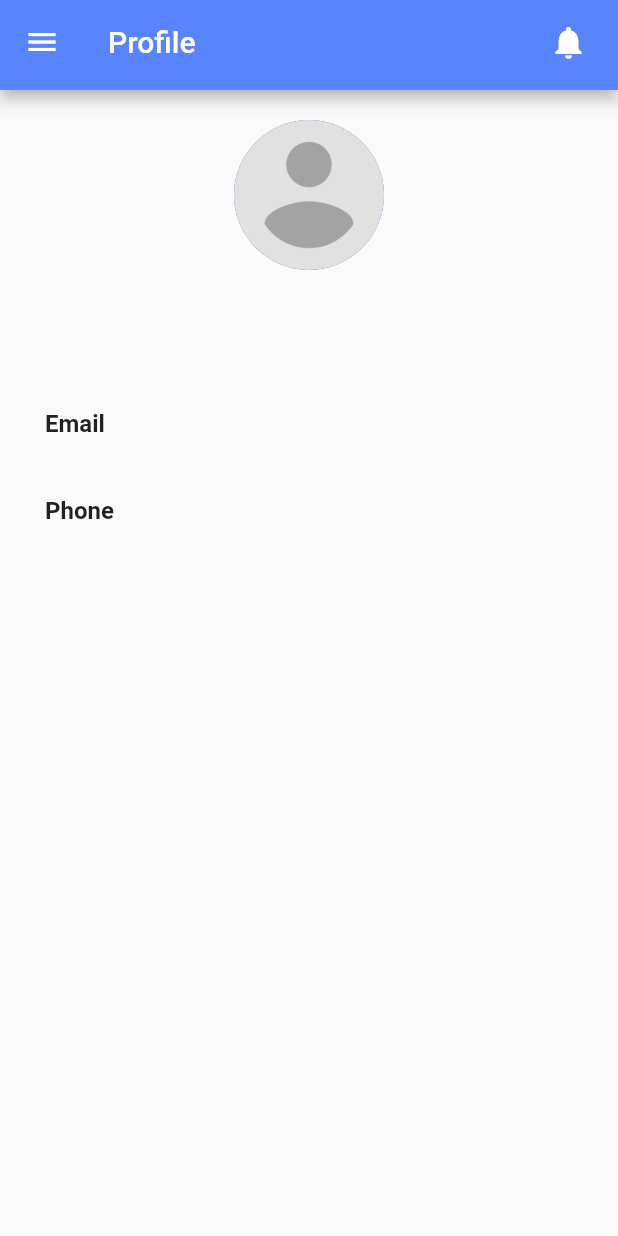
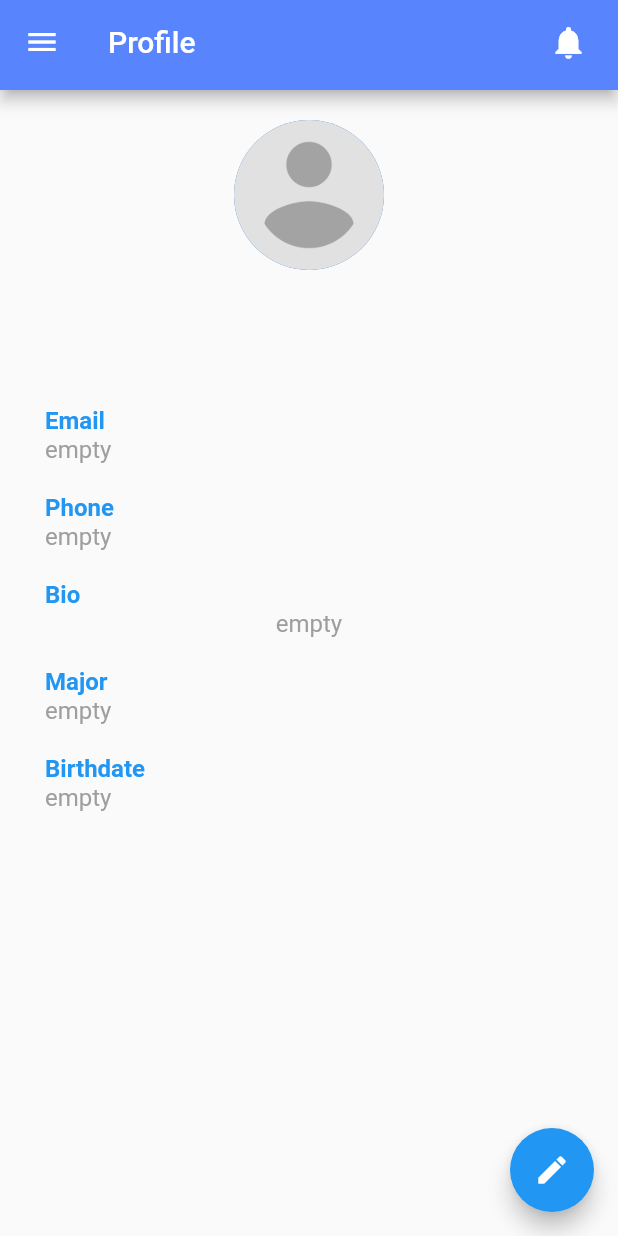
Before and after one commit to Careergy/Careergy-Applicant, a Flutter app: the ProfileScreen screen opened directly, on a phone screen of 412 x 824 dp. Run offline on Flutter 3.47's test engine with Material 2 defaults, Android fonts, the phone set to English and light mode, and no system bars; our stand-ins replace cloud_firestore, firebase_auth, firebase_core, image_picker; missing offline and left inert: dart:html; accounts and stored records are empty.

Commit message:
Edit Profile

```diff
--- a/lib/screens/profile_screen.dart
+++ b/lib/screens/profile_screen.dart
@@ -1,3 +1,4 @@
+import 'package:careergy_mobile/screens/edit_profile_screen.dart';
 import 'package:cloud_firestore/cloud_firestore.dart';
 import 'package:firebase_auth/firebase_auth.dart';
 import 'package:flutter/material.dart';
@@ -20,33 +21,28 @@ class _ProfileScreenState extends State<ProfileScreen> {
   String phone = '';
   String photo = '';
   String bio = '';
-  String burth = '';
+  String birthdate = '';
   String major = '';
   @override
   Widget build(BuildContext context) {
-    if (email == '') {
     users.doc(user!.uid).get().then((DocumentSnapshot ds) {
       if (ds.exists) {
-          print('Document data: ${ds.data()}');
+        // print('Document data: ${ds.data()}');
         setState(() {
           name = ds.data().toString().contains('name') ? ds.get('name') : '';
-            email =
-                ds.data().toString().contains('email') ? ds.get('email') : '';
-            phone =
-                ds.data().toString().contains('phone') ? ds.get('phone') : '';
-            photo =
-                ds.data().toString().contains('photo') ? ds.get('photo') : '';
+          email = ds.data().toString().contains('email') ? ds.get('email') : '';
+          phone = ds.data().toString().contains('phone') ? ds.get('phone') : '';
+          photo = ds.data().toString().contains('photo') ? ds.get('photo') : '';
           bio = ds.data().toString().contains('bio') ? ds.get('bio') : '';
-            burth =
-                ds.data().toString().contains('burth') ? ds.get('burth') : '';
-            major =
-                ds.data().toString().contains('major') ? ds.get('major') : '';
+          birthdate = ds.data().toString().contains('birthdate')
+              ? ds.get('birthdate')
+              : '';
+          major = ds.data().toString().contains('major') ? ds.get('major') : '';
         });
       } else {
         print('Document does not exist on the database');
       }
     });
-    }
 
     // print();
     return Scaffold(
@@ -65,8 +61,8 @@ class _ProfileScreenState extends State<ProfileScreen> {
                   radius: 50,
                   child: ClipOval(
                     child: Image(
-                          image: AssetImage(
-                              'assets/images/avatarPlaceholder.png')),
+                        image:
+                            AssetImage('assets/images/avatarPlaceholder.png')),
                   ),
                 ),
               ),
@@ -77,7 +73,9 @@ class _ProfileScreenState extends State<ProfileScreen> {
                   Text(
                     name,
                     style: const TextStyle(
-                          fontWeight: FontWeight.bold, fontSize: 20),
+                        fontWeight: FontWeight.bold,
+                        fontSize: 18,
+                        color: Colors.blue),
                   )
                 ],
               ),
@@ -90,23 +88,25 @@ class _ProfileScreenState extends State<ProfileScreen> {
                   children: [
                     Row(
                       crossAxisAlignment: CrossAxisAlignment.start,
-                        // mainAxisAlignment: MainAxisAlignment.center,
                       children: const [
                         Text(
                           'Email',
                           style: TextStyle(
-                                fontWeight: FontWeight.bold, fontSize: 16),
+                              fontWeight: FontWeight.bold,
+                              fontSize: 16,
+                              color: Colors.blue),
                         )
                       ],
                     ),
                     Row(
                       crossAxisAlignment: CrossAxisAlignment.start,
-                        // mainAxisAlignment: MainAxisAlignment.center,
                       children: [
                         Text(
-                            email,
-                            style: const TextStyle(
-                                fontWeight: FontWeight.w400, fontSize: 16),
+                          email != '' ? email : 'empty',
+                          style: TextStyle(
+                              fontWeight: FontWeight.w400,
+                              fontSize: 16,
+                              color: email != '' ? Colors.black : Colors.grey),
                         )
                       ],
                     ),
@@ -115,23 +115,102 @@ class _ProfileScreenState extends State<ProfileScreen> {
                     ),
                     Row(
                       crossAxisAlignment: CrossAxisAlignment.start,
-                        // mainAxisAlignment: MainAxisAlignment.center,
                       children: const [
                         Text(
                           'Phone',
                           style: TextStyle(
-                                fontWeight: FontWeight.bold, fontSize: 16),
+                              fontWeight: FontWeight.bold,
+                              fontSize: 16,
+                              color: Colors.blue),
                         )
                       ],
                     ),
                     Row(
                       crossAxisAlignment: CrossAxisAlignment.start,
-                        // mainAxisAlignment: MainAxisAlignment.center,
                       children: [
                         Text(
-                            phone,
-                            style: const TextStyle(
-                                fontWeight: FontWeight.w400, fontSize: 16),
+                          phone != '' ? phone : 'empty',
+                          style: TextStyle(
+                              fontWeight: FontWeight.w400,
+                              fontSize: 16,
+                              color: phone != '' ? Colors.black : Colors.grey),
+                        )
+                      ],
+                    ),
+                    const SizedBox(
+                      height: 20,
+                    ),
+                    Row(
+                      crossAxisAlignment: CrossAxisAlignment.start,
+                      children: const [
+                        Text(
+                          'Bio',
+                          style: TextStyle(
+                              fontWeight: FontWeight.bold,
+                              fontSize: 16,
+                              color: Colors.blue),
+                        )
+                      ],
+                    ),
+                    Text(
+                      bio != '' ? bio : 'empty',
+                      style: TextStyle(
+                          fontWeight: FontWeight.w400,
+                          fontSize: 16,
+                          color: bio != '' ? Colors.black : Colors.grey),
+                    ),
+                    const SizedBox(
+                      height: 20,
+                    ),
+                    Row(
+                      crossAxisAlignment: CrossAxisAlignment.start,
+                      children: const [
+                        Text(
+                          'Major',
+                          style: TextStyle(
+                              fontWeight: FontWeight.bold,
+                              fontSize: 16,
+                              color: Colors.blue),
+                        )
+                      ],
+                    ),
+                    Row(
+                      crossAxisAlignment: CrossAxisAlignment.start,
+                      children: [
+                        Text(
+                          major != '' ? major : 'empty',
+                          style: TextStyle(
+                              fontWeight: FontWeight.w400,
+                              fontSize: 16,
+                              color: major != '' ? Colors.black : Colors.grey),
+                        )
+                      ],
+                    ),
+                    const SizedBox(
+                      height: 20,
+                    ),
+                    Row(
+                      crossAxisAlignment: CrossAxisAlignment.start,
+                      children: const [
+                        Text(
+                          'Birthdate',
+                          style: TextStyle(
+                              fontWeight: FontWeight.bold,
+                              fontSize: 16,
+                              color: Colors.blue),
+                        )
+                      ],
+                    ),
+                    Row(
+                      crossAxisAlignment: CrossAxisAlignment.start,
+                      children: [
+                        Text(
+                          birthdate != '' ? birthdate : 'empty',
+                          style: TextStyle(
+                              fontWeight: FontWeight.w400,
+                              fontSize: 16,
+                              color:
+                                  birthdate != '' ? Colors.black : Colors.grey),
                         )
                       ],
                     ),
@@ -141,6 +220,26 @@ class _ProfileScreenState extends State<ProfileScreen> {
             ],
           ),
         ),
-        ));
+      ),
+      floatingActionButton: FloatingActionButton(
+        onPressed: () {
+          print('pressed');
+          Navigator.push(
+            context,
+            MaterialPageRoute(
+                builder: (context) => EditProfileScreen(
+                      name: name,
+                      email: email,
+                      phone: phone,
+                      bio: bio,
+                      major: major,
+                      birthdate: birthdate,
+                      photo: photo,
+                    )),
+          );
+        },
+        child: Icon(Icons.edit),
+      ),
+    );
   }
 }
--- a/pubspec.yaml
+++ b/pubspec.yaml
@@ -39,6 +39,7 @@ dependencies:
   cupertino_icons: ^1.0.2
   firebase_auth: ^4.2.5
   cloud_firestore: ^4.3.1
+  image_picker: ^0.8.6+4
 
 dev_dependencies:
   flutter_test:
```
Also changed, not shown: lib/screens/edit_profile_screen.dart (added, +314 -0 lines), pubspec.lock, 1 other file. Lines whose indentation alone changed are shown as unchanged.
